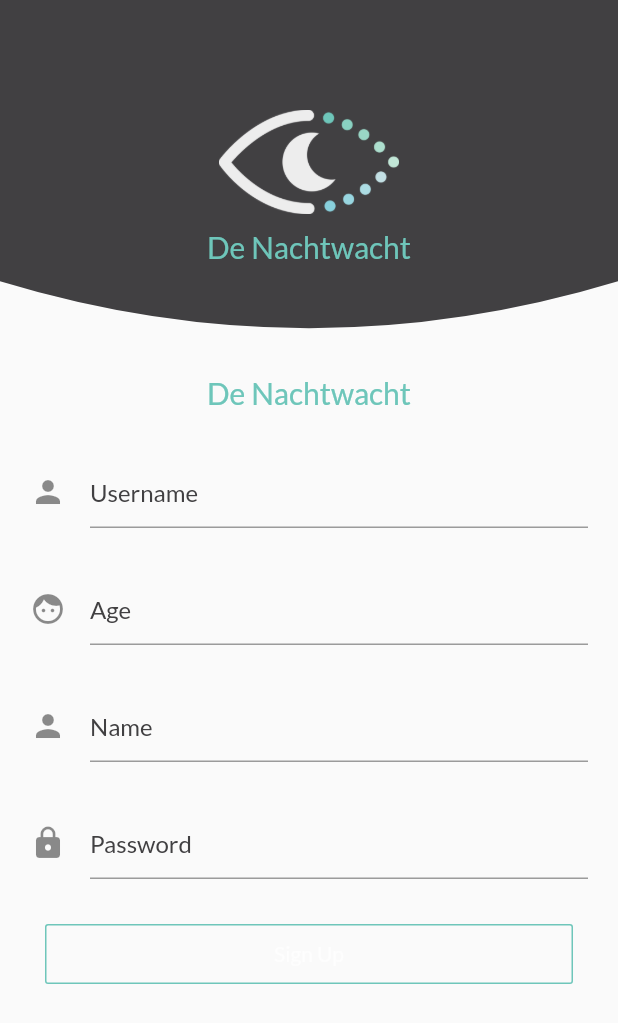
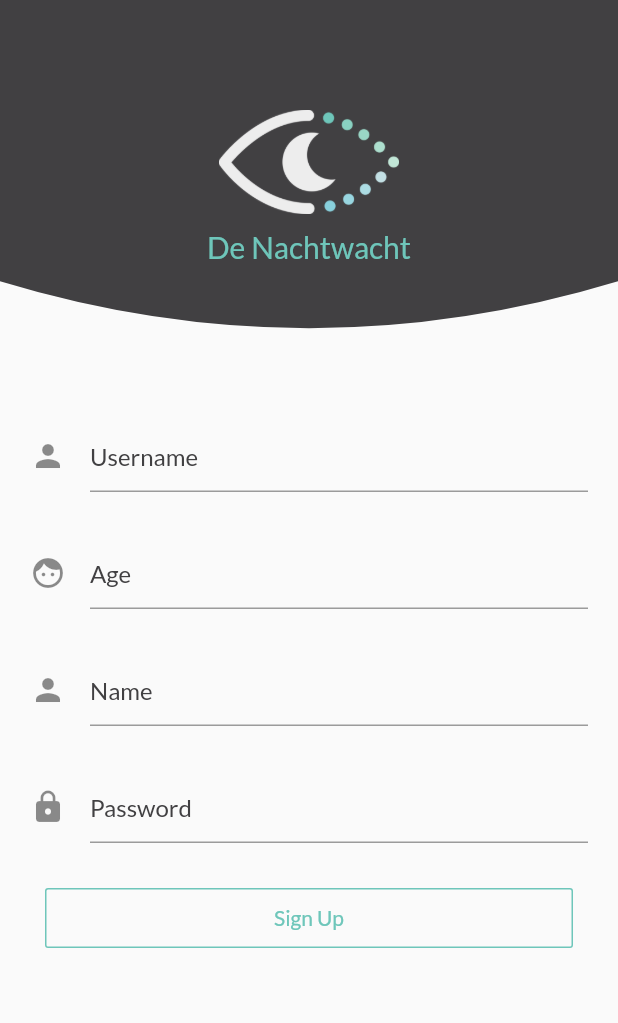
Before and after one commit to mextenderr/Team-2-De-Nachtwacht, a Flutter app: the RegisterPage screen opened by its route, on a phone screen of 412 x 824 dp. Shown: the top 1023 px of the screen. Run offline on Flutter 3.47's test engine with Material 2 defaults, Android fonts, the light colour scheme and no system bars; our stand-ins replace assets_audio_player, audioplayers, flutter_bluetooth_serial, google_fonts, shared_preferences; missing offline and left inert: bezier_chart; accounts and stored records are empty.

Commit message:
update register
tekst de nachtwacht goed gezet

```diff
--- a/flutterApp/flutter_app/lib/pages/register_page.dart
+++ b/flutterApp/flutter_app/lib/pages/register_page.dart
@@ -30,7 +30,7 @@ class _RegisterPageState extends State<RegisterPage> {
                   ? Center(child: CircularProgressIndicator())
                   : ListView(
                       children: <Widget>[
-                        headerSection(),
+
                         textSection(),
                         buttonSection(),
                   ],
@@ -61,6 +61,7 @@ class _RegisterPageState extends State<RegisterPage> {
     }
     else {
       print(response.body);
+      print("--Registration failed--");
     }
   }
   Widget topSection(){
@@ -109,7 +110,7 @@ class _RegisterPageState extends State<RegisterPage> {
           color: Color.fromRGBO(110, 198, 186, 1),
           width: 1,
         ),
-        child: Text( _isLoading ? "Creating account..." : "Sign Up", style: TextStyle(color: Colors.white70)),
+        child: Text( _isLoading ? "Creating account..." : "Sign Up", style: TextStyle(color: Color.fromRGBO(110, 198, 186, 1))),
       ),
     );
   }
```
Also changed, not shown: 2 other files.
